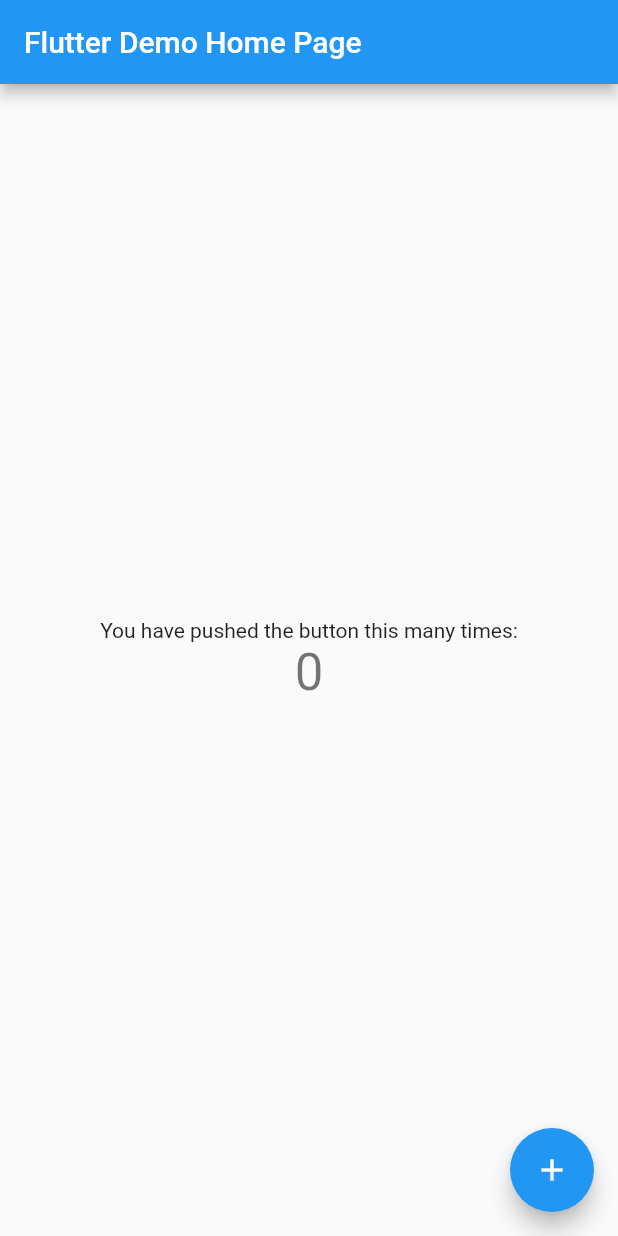
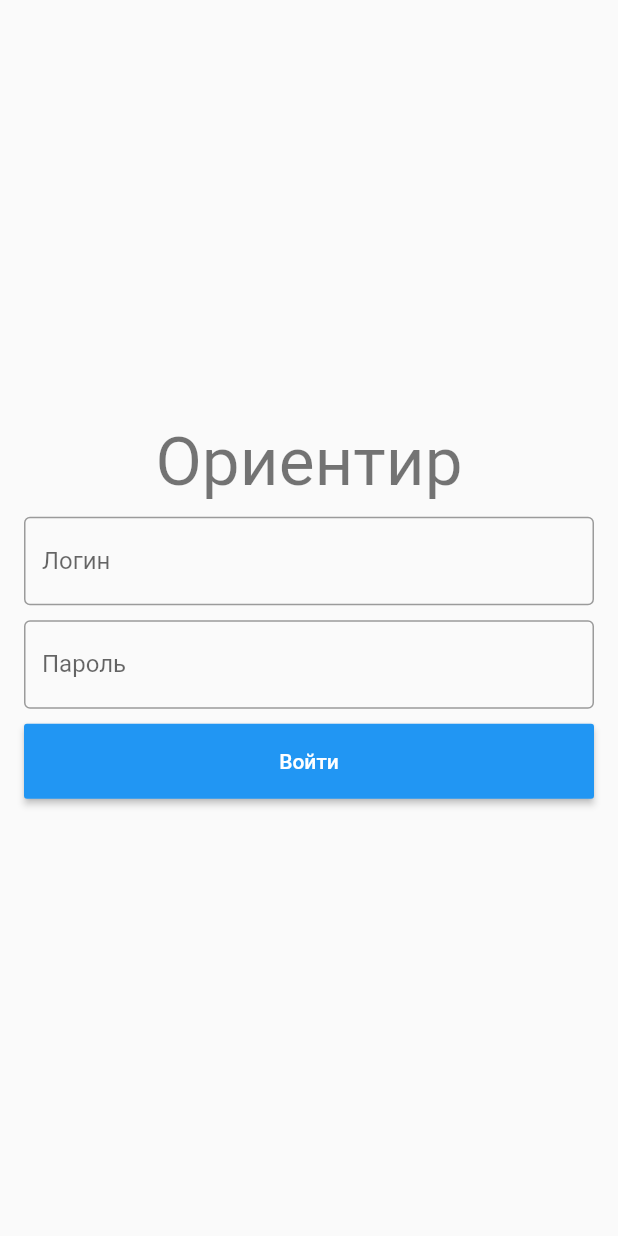
Before and after one commit to YarsuUnderground/mobile_app, a Flutter app: the screen it shows after launch, on a phone screen of 412 x 824 dp. Run offline on Flutter 3.47's test engine with Material 2 defaults, Android fonts, the phone set to English and light mode, and no system bars.

Commit message:
два экрана

```diff
--- a/lib/main.dart
+++ b/lib/main.dart
@@ -1,4 +1,5 @@
 import 'package:flutter/material.dart';
+import 'package:mobile_app/menu.dart';
 
 void main() {
   runApp(MyApp());
@@ -11,15 +12,6 @@ class MyApp extends StatelessWidget {
     return MaterialApp(
       title: 'Flutter Demo',
       theme: ThemeData(
-        // This is the theme of your application.
-        //
-        // Try running your application with "flutter run". You'll see the
-        // application has a blue toolbar. Then, without quitting the app, try
-        // changing the primarySwatch below to Colors.green and then invoke
-        // "hot reload" (press "r" in the console where you ran "flutter run",
-        // or simply save your changes to "hot reload" in a Flutter IDE).
-        // Notice that the counter didn't reset back to zero; the application
-        // is not restarted.
         primarySwatch: Colors.blue,
       ),
       home: MyHomePage(title: 'Flutter Demo Home Page'),
@@ -29,16 +21,6 @@ class MyApp extends StatelessWidget {
 
 class MyHomePage extends StatefulWidget {
   MyHomePage({Key key, this.title}) : super(key: key);
-
-  // This widget is the home page of your application. It is stateful, meaning
-  // that it has a State object (defined below) that contains fields that affect
-  // how it looks.
-
-  // This class is the configuration for the state. It holds the values (in this
-  // case the title) provided by the parent (in this case the App widget) and
-  // used by the build method of the State. Fields in a Widget subclass are
-  // always marked "final".
-
   final String title;
 
   @override
@@ -50,64 +32,63 @@ class _MyHomePageState extends State<MyHomePage> {
 
   void _incrementCounter() {
     setState(() {
-      // This call to setState tells the Flutter framework that something has
-      // changed in this State, which causes it to rerun the build method below
-      // so that the display can reflect the updated values. If we changed
-      // _counter without calling setState(), then the build method would not be
-      // called again, and so nothing would appear to happen.
       _counter++;
     });
   }
 
   @override
   Widget build(BuildContext context) {
-    // This method is rerun every time setState is called, for instance as done
-    // by the _incrementCounter method above.
-    //
-    // The Flutter framework has been optimized to make rerunning build methods
-    // fast, so that you can just rebuild anything that needs updating rather
-    // than having to individually change instances of widgets.
     return Scaffold(
-      appBar: AppBar(
-        // Here we take the value from the MyHomePage object that was created by
-        // the App.build method, and use it to set our appbar title.
-        title: Text(widget.title),
-      ),
-      body: Center(
-        // Center is a layout widget. It takes a single child and positions it
-        // in the middle of the parent.
+      body: Container(
+        child: Padding(
+          padding: EdgeInsets.all(16),
+          child: Center(
             child: Column(
-          // Column is also a layout widget. It takes a list of children and
-          // arranges them vertically. By default, it sizes itself to fit its
-          // children horizontally, and tries to be as tall as its parent.
-          //
-          // Invoke "debug painting" (press "p" in the console, choose the
-          // "Toggle Debug Paint" action from the Flutter Inspector in Android
-          // Studio, or the "Toggle Debug Paint" command in Visual Studio Code)
-          // to see the wireframe for each widget.
-          //
-          // Column has various properties to control how it sizes itself and
-          // how it positions its children. Here we use mainAxisAlignment to
-          // center the children vertically; the main axis here is the vertical
-          // axis because Columns are vertical (the cross axis would be
-          // horizontal).
               mainAxisAlignment: MainAxisAlignment.center,
               children: <Widget>[
                 Text(
-              'You have pushed the button this many times:',
+                  'Ориентир',
+                  style: Theme.of(context).textTheme.headline3,
                 ),
-            Text(
-              '$_counter',
-              style: Theme.of(context).textTheme.headline4,
+                Padding(
+                  padding: EdgeInsets.only(top: 10, bottom: 10),
+                  child: TextField(
+                    decoration: InputDecoration(
+                      border: OutlineInputBorder(),
+                      labelText: 'Логин',
+                    ),
+                  ),
+                ),
+                TextField(
+                  obscureText: true,
+                  decoration: InputDecoration(
+                    border: OutlineInputBorder(),
+                    labelText: 'Пароль',
+                  ),
+                ),
+                Padding(
+                  padding: EdgeInsets.only(top: 10, bottom: 10),
+                  child: MaterialButton(
+                    color: Colors.blue,
+                    child: Text(
+                      "Войти",
+                      style: TextStyle(color: Colors.white),
+                    ),
+                    onPressed: () {
+                      Navigator.push(
+                          context,
+                          MaterialPageRoute(
+                              builder: (BuildContext context) => MenuScreen()));
+                    },
+                    minWidth: 1000,
+                    height: 50,
+                  ),
                 ),
               ],
             ),
           ),
-      floatingActionButton: FloatingActionButton(
-        onPressed: _incrementCounter,
-        tooltip: 'Increment',
-        child: Icon(Icons.add),
-      ), // This trailing comma makes auto-formatting nicer for build methods.
+        ),
+      ),
     );
   }
 }
```
Also changed, not shown: lib/menu.dart (added, +65 -0 lines). Lines whose indentation alone changed are shown as unchanged.
